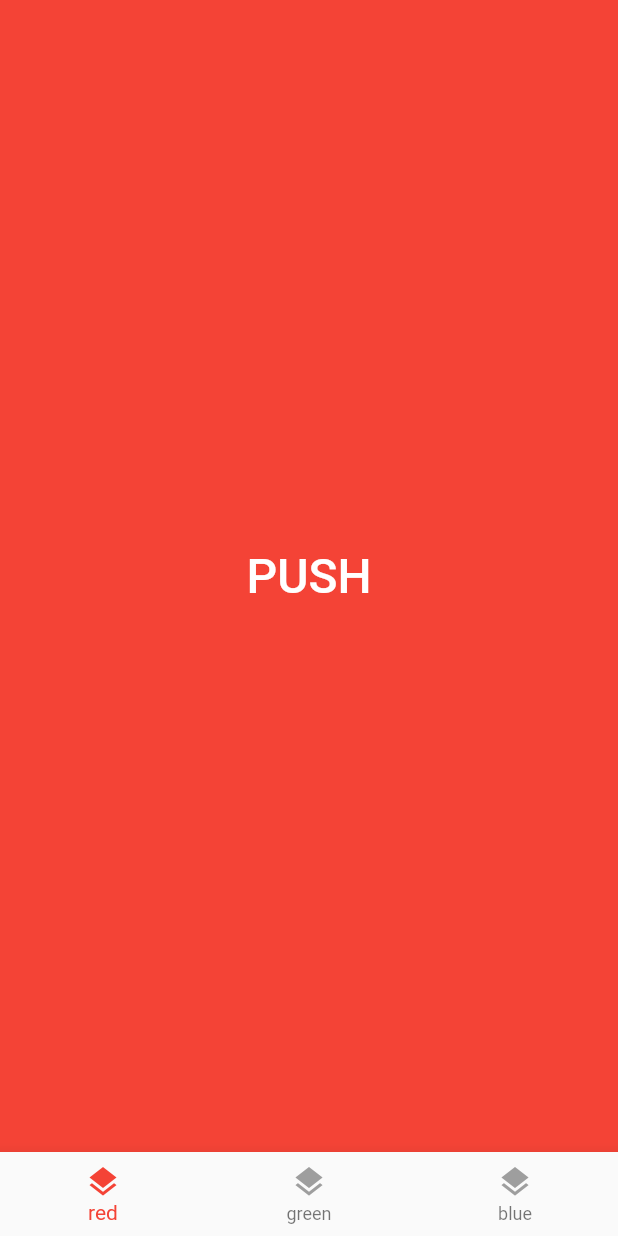
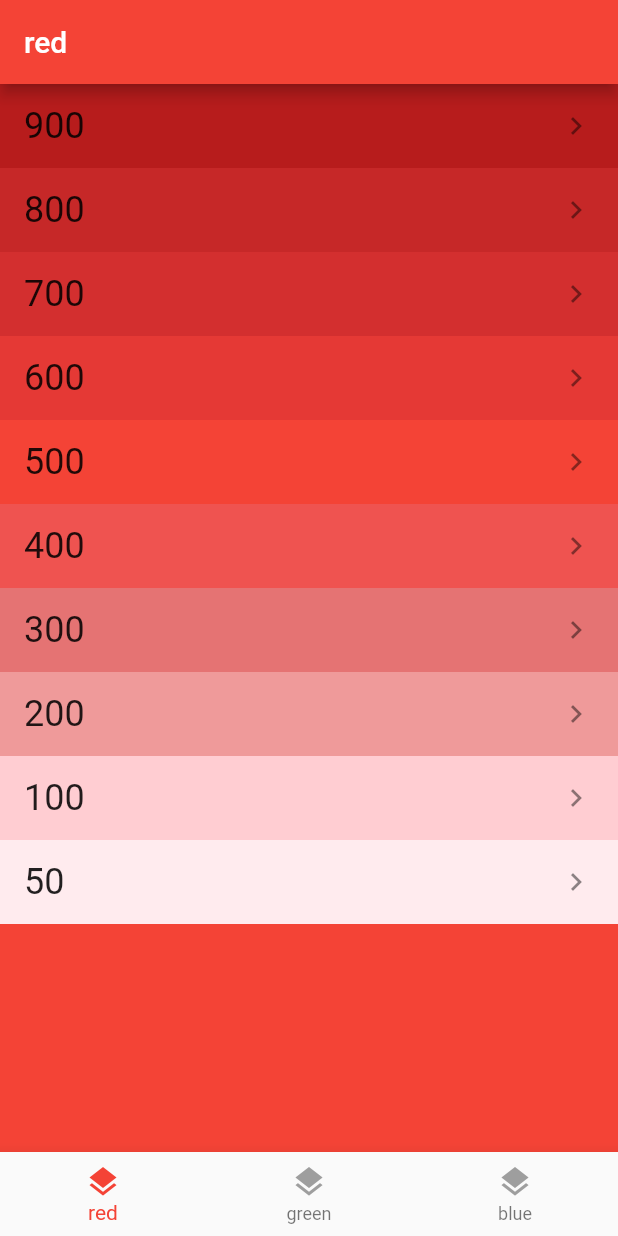
Before and after one commit to yukihiro-numata/flutter_bottom_navigation, a Flutter app: the screen it shows after launch, on a phone screen of 412 x 824 dp. Run offline on Flutter 3.47's test engine with Material 2 defaults, Android fonts, the phone set to English and light mode, and no system bars.

Commit message:
Add tab navigation.

```diff
--- a/lib/app.dart
+++ b/lib/app.dart
@@ -1,7 +1,7 @@
 import 'package:flutter/material.dart';
 import 'package:flutter_bottom_navigation/bottom_navigation.dart';
-import 'package:flutter_bottom_navigation/color_detail_page.dart';
 import 'package:flutter_bottom_navigation/tab_item.dart';
+import 'package:flutter_bottom_navigation/tab_navigator.dart';
 
 class App extends StatefulWidget {
   const App({super.key});
@@ -11,6 +11,11 @@ class App extends StatefulWidget {
 }
 
 class AppState extends State<App> {
+  final _navigatorKeys = {
+    TabItem.red: GlobalKey<NavigatorState>(),
+    TabItem.green: GlobalKey<NavigatorState>(),
+    TabItem.blue: GlobalKey<NavigatorState>(),
+  };
   var _currentTab = TabItem.red;
 
   void _selectTab(TabItem tabItem) {
@@ -19,30 +24,12 @@ class AppState extends State<App> {
     });
   }
 
-  void _push() {
-    Navigator.of(context).push(
-      MaterialPageRoute(
-        builder: (context) => ColorDetailPage(
-          color: getTabColor(_currentTab),
-          title: getTabName(_currentTab),
-        ),
-      ),
-    );
-  }
-
-  Widget _buildBody() {
-    return Container(
-      color: getTabColor(_currentTab),
-      alignment: Alignment.center,
-      child: TextButton(
-        onPressed: _push,
-        child: const Text(
-          'PUSH',
-          style: TextStyle(
-            fontSize: 32.0,
-            color: Colors.white,
-          ),
-        ),
+  Widget _buildOffstageNavigator(TabItem tabItem) {
+    return Offstage(
+      offstage: _currentTab != tabItem,
+      child: TabNavigator(
+        navigatorKey: _navigatorKeys[tabItem]!,
+        tabItem: tabItem,
       ),
     );
   }
@@ -50,7 +37,13 @@ class AppState extends State<App> {
   @override
   Widget build(BuildContext context) {
     return Scaffold(
-      body: _buildBody(),
+      body: Stack(
+        children: [
+          _buildOffstageNavigator(TabItem.red),
+          _buildOffstageNavigator(TabItem.green),
+          _buildOffstageNavigator(TabItem.blue),
+        ],
+      ),
       bottomNavigationBar: BottomNavigation(
         currentTab: _currentTab,
         onSelectTab: _selectTab,
--- a/lib/color_detail_page.dart
+++ b/lib/color_detail_page.dart
@@ -5,16 +5,21 @@ class ColorDetailPage extends StatelessWidget {
     super.key,
     required this.color,
     required this.title,
+    required this.materialIndex,
   });
-  final Color color;
+  final MaterialColor color;
   final String title;
+  final int materialIndex;
 
   @override
   Widget build(BuildContext context) {
     return Scaffold(
       appBar: AppBar(
         backgroundColor: color,
-        title: Text(title),
+        title: Text('$title[$materialIndex]'),
+      ),
+      body: Container(
+        color: color[materialIndex],
       ),
     );
   }
--- /dev/null
+++ b/lib/color_list_page.dart
@@ -0,0 +1,61 @@
+import 'package:flutter/material.dart';
+
+class ColorListPage extends StatelessWidget {
+  ColorListPage({
+    super.key,
+    required this.color,
+    required this.title,
+    required this.onPush,
+  });
+
+  final MaterialColor color;
+  final String title;
+  final ValueChanged<int> onPush;
+
+  final List<int> materialIndices = [
+    900,
+    800,
+    700,
+    600,
+    500,
+    400,
+    300,
+    200,
+    100,
+    50
+  ];
+
+  Widget _buildList() {
+    return ListView.builder(
+      itemCount: materialIndices.length,
+      itemBuilder: (BuildContext context, int index) {
+        final materialIndex = materialIndices[index];
+        return ColoredBox(
+          color: color[materialIndex]!,
+          child: ListTile(
+            title: Text(
+              '$materialIndex',
+              style: const TextStyle(fontSize: 24.0),
+            ),
+            trailing: const Icon(Icons.chevron_right),
+            onTap: () => onPush(materialIndex),
+          ),
+        );
+      },
+    );
+  }
+
+  @override
+  Widget build(BuildContext context) {
+    return Scaffold(
+      appBar: AppBar(
+        title: Text(title),
+        backgroundColor: color,
+      ),
+      body: ColoredBox(
+        color: color,
+        child: _buildList(),
+      ),
+    );
+  }
+}
--- a/lib/tab_item.dart
+++ b/lib/tab_item.dart
@@ -8,11 +8,11 @@ const Map<TabItem, String> tabName = {
   TabItem.blue: 'blue',
 };
 
-const Map<TabItem, Color> tabColor = {
+const Map<TabItem, MaterialColor> tabColor = {
   TabItem.red: Colors.red,
   TabItem.green: Colors.green,
   TabItem.blue: Colors.blue,
 };
 
 String getTabName(TabItem tabItem) => tabName[tabItem] ?? '';
-Color getTabColor(TabItem tabItem) => tabColor[tabItem] ?? Colors.red;
+MaterialColor getTabColor(TabItem tabItem) => tabColor[tabItem] ?? Colors.red;
--- /dev/null
+++ b/lib/tab_navigator.dart
@@ -0,0 +1,62 @@
+import 'package:flutter/material.dart';
+import 'package:flutter_bottom_navigation/color_detail_page.dart';
+import 'package:flutter_bottom_navigation/color_list_page.dart';
+import 'package:flutter_bottom_navigation/tab_item.dart';
+
+class TabNavigatorRoutes {
+  static const String root = '/';
+  static const String detail = '/detail';
+}
+
+class TabNavigator extends StatelessWidget {
+  const TabNavigator({
+    super.key,
+    required this.navigatorKey,
+    required this.tabItem,
+  });
+
+  final GlobalKey<NavigatorState> navigatorKey;
+  final TabItem tabItem;
+
+  Map<String, WidgetBuilder> _routeBuilders(BuildContext context,
+      {int materialIndex = 500}) {
+    return {
+      TabNavigatorRoutes.root: (context) => ColorListPage(
+            color: getTabColor(tabItem),
+            title: getTabName(tabItem),
+            onPush: (materialIndex) => _push(
+              context,
+              materialIndex: materialIndex,
+            ),
+          ),
+      TabNavigatorRoutes.detail: (context) => ColorDetailPage(
+            color: getTabColor(tabItem),
+            title: getTabName(tabItem),
+            materialIndex: materialIndex,
+          )
+    };
+  }
+
+  void _push(BuildContext context, {int materialIndex = 500}) {
+    final routeBuilders = _routeBuilders(context, materialIndex: materialIndex);
+    Navigator.push(
+      context,
+      MaterialPageRoute(
+        builder: (context) =>
+            routeBuilders[TabNavigatorRoutes.detail]!(context),
+      ),
+    );
+  }
+
+  @override
+  Widget build(BuildContext context) {
+    final routeBuilders = _routeBuilders(context);
+    return Navigator(
+      key: navigatorKey,
+      initialRoute: TabNavigatorRoutes.root,
+      onGenerateRoute: (routeSettings) => MaterialPageRoute(
+        builder: (context) => routeBuilders[routeSettings.name]!(context),
+      ),
+    );
+  }
+}
```
